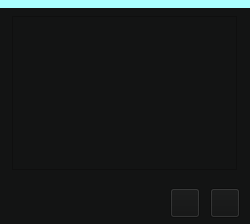
Franklin-Qi/kylinNote, file edit_page.ui: the form before one commit.
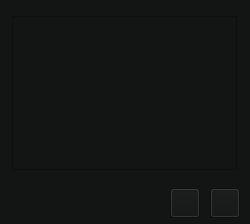
The form after the commit. Icons and pictures are not drawn.

The edit to the form file:
```diff
--- a/edit_page.ui
+++ b/edit_page.ui
@@ -29,7 +29,7 @@
     </rect>
    </property>
    <property name="styleSheet">
-    <string notr="true">background-color: rgb(170, 255, 255);</string>
+    <string notr="true"/>
    </property>
    <widget class="QWidget" name="widget_2" native="true">
     <property name="geometry">
```
